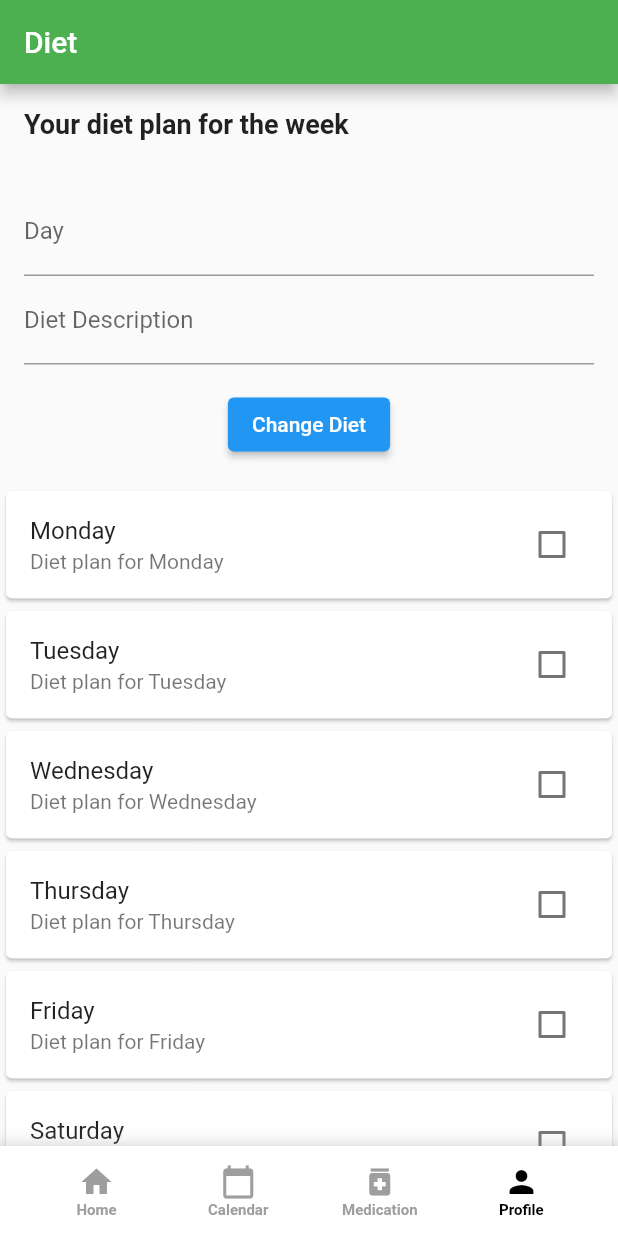
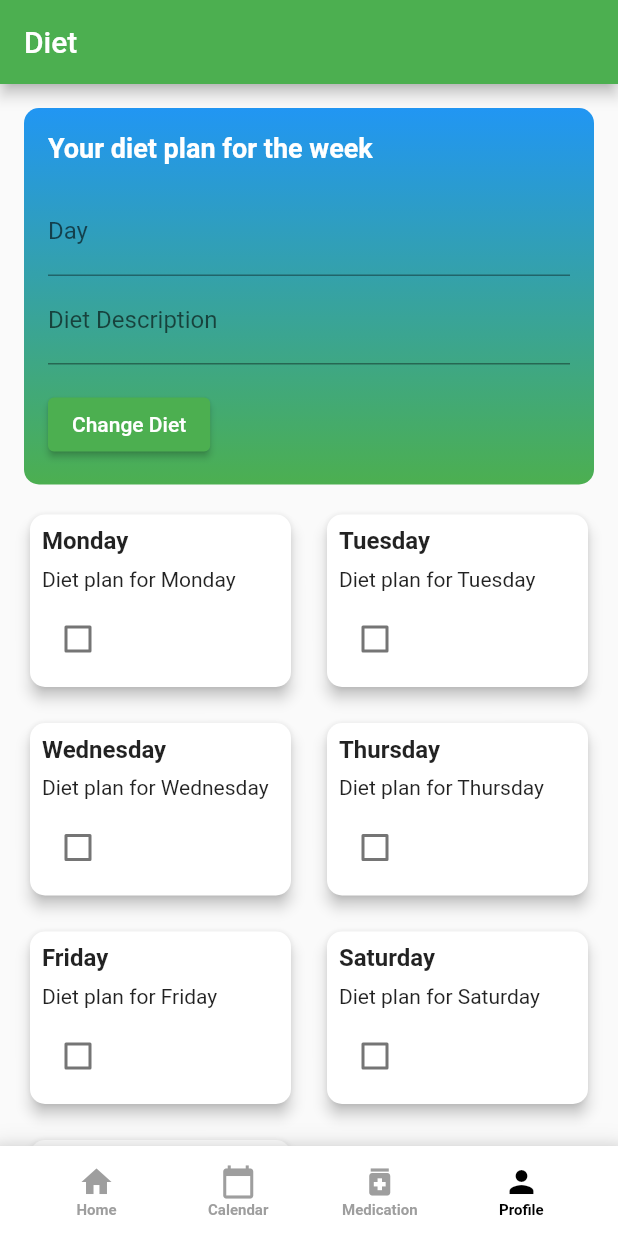
Before and after one commit to navaneethkulal8/hacktofuturehealthcare, a Flutter app: the screen it shows after launch, item 4 of the bottom bar chosen, on a phone screen of 412 x 824 dp. Run offline on Flutter 3.47's test engine with Material 2 defaults, Android fonts, the phone set to English and light mode, and no system bars; our stand-ins replace firebase_auth; accounts and stored records are empty.

Commit message:
diet page ui change

```diff
--- a/lib/pages/profilepage.dart
+++ b/lib/pages/profilepage.dart
@@ -1,7 +1,7 @@
 import 'package:flutter/material.dart';
 
 class ProfilePage extends StatefulWidget {
-  const ProfilePage({super.key});
+  const ProfilePage({Key? key}) : super(key: key);
 
   @override
   _ProfilePageState createState() => _ProfilePageState();
@@ -47,20 +47,34 @@ class _ProfilePageState extends State<ProfilePage> {
           backgroundColor: Colors.green,
         ),
         body: SingleChildScrollView(
+          child: Padding(
+            padding: const EdgeInsets.all(16.0),
             child: Column(
               crossAxisAlignment: CrossAxisAlignment.start,
               children: [
-              const Padding(
-                padding: EdgeInsets.all(16.0),
-                child: Text(
+                Container(
+                  decoration: BoxDecoration(
+                    gradient: LinearGradient(
+                      colors: [Colors.blue, Colors.green],
+                      begin: Alignment.topCenter,
+                      end: Alignment.bottomCenter,
+                    ),
+                    borderRadius: BorderRadius.circular(10),
+                  ),
+                  child: Padding(
+                    padding: const EdgeInsets.all(16.0),
+                    child: Column(
+                      crossAxisAlignment: CrossAxisAlignment.start,
+                      children: [
+                        const Text(
                           'Your diet plan for the week',
-                  style: TextStyle(fontSize: 18.0, fontWeight: FontWeight.bold),
+                          style: TextStyle(
+                            fontSize: 18.0,
+                            fontWeight: FontWeight.bold,
+                            color: Colors.white,
                           ),
                         ),
-              Padding(
-                padding: const EdgeInsets.all(16.0),
-                child: Column(
-                  children: [
+                        const SizedBox(height: 16.0),
                         TextField(
                           controller: _dayController,
                           decoration: const InputDecoration(
@@ -83,36 +97,65 @@ class _ProfilePageState extends State<ProfilePage> {
                         const SizedBox(height: 16.0),
                         ElevatedButton(
                           onPressed: _changeSubtitle,
+                          style: ElevatedButton.styleFrom(
+                            primary: Colors.green,
+                            onPrimary: Colors.white,
+                          ),
                           child: const Text('Change Diet'),
                         ),
                       ],
                     ),
                   ),
-              ListView.builder(
-                shrinkWrap: true,
-                physics: const NeverScrollableScrollPhysics(),
-                itemCount: days.length,
-                itemBuilder: (context, index) {
-                  return Card(
-                    child: ListTile(
-                      title: Text(days[index]),
-                      subtitle: Text(selectedDay == days[index]
+                ),
+                const SizedBox(height: 16.0),
+                Wrap(
+                  spacing: 16.0,
+                  runSpacing: 16.0,
+                  children: days.map((day) {
+                    return SizedBox(
+                      width: MediaQuery.of(context).size.width / 2 - 24,
+                      child: Card(
+                        elevation: 4,
+                        shape: RoundedRectangleBorder(
+                          borderRadius: BorderRadius.circular(10),
+                        ),
+                        child: Padding(
+                          padding: const EdgeInsets.all(8.0),
+                          child: Column(
+                            crossAxisAlignment: CrossAxisAlignment.start,
+                            children: [
+                              Text(
+                                day,
+                                style: TextStyle(
+                                  fontSize: 16.0,
+                                  fontWeight: FontWeight.bold,
+                                ),
+                              ),
+                              SizedBox(height: 8.0),
+                              Text(
+                                selectedDay == day
                                     ? selectedSubtitle.isNotEmpty
                                         ? selectedSubtitle
                                         : 'Diet plan for $selectedDay'
-                          : 'Diet plan for ${days[index]}'),
-                      trailing: Checkbox(
+                                    : 'Diet plan for $day',
+                              ),
+                              SizedBox(height: 8.0),
+                              Checkbox(
                                 value: false,
                                 onChanged: (bool? value) {},
-                      ),
-                    ),
-                  );
-                },
                               ),
                             ],
                           ),
                         ),
                       ),
                     );
+                  }).toList(),
+                ),
+              ],
+            ),
+          ),
+        ),
+      ),
+    );
   }
 }
```
Lines whose indentation alone changed are shown as unchanged.
